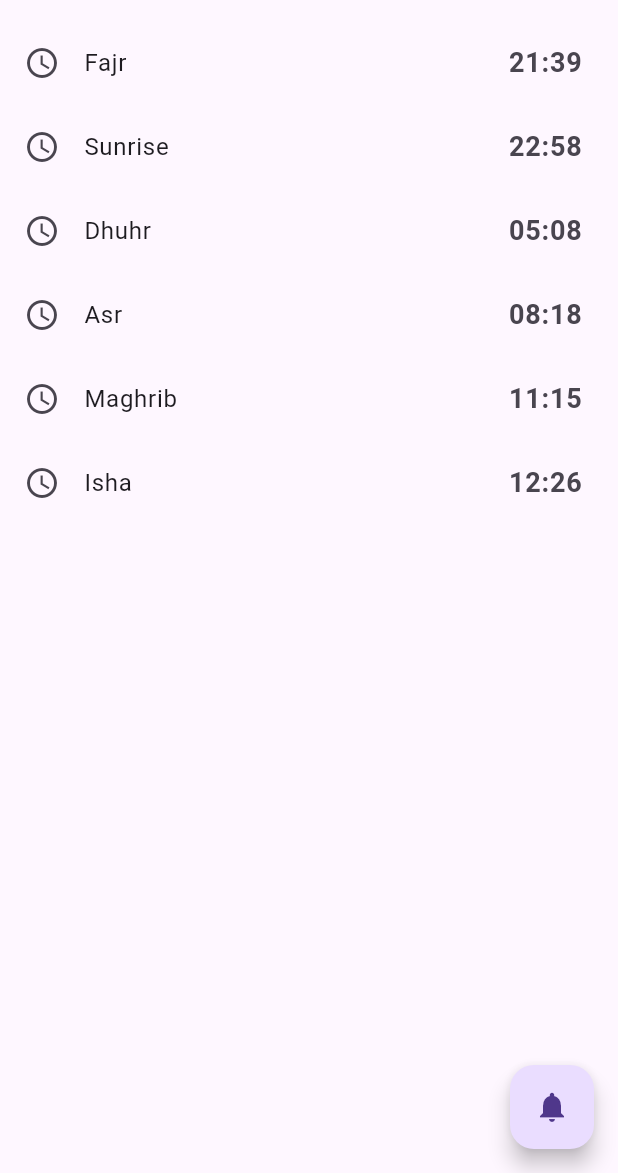
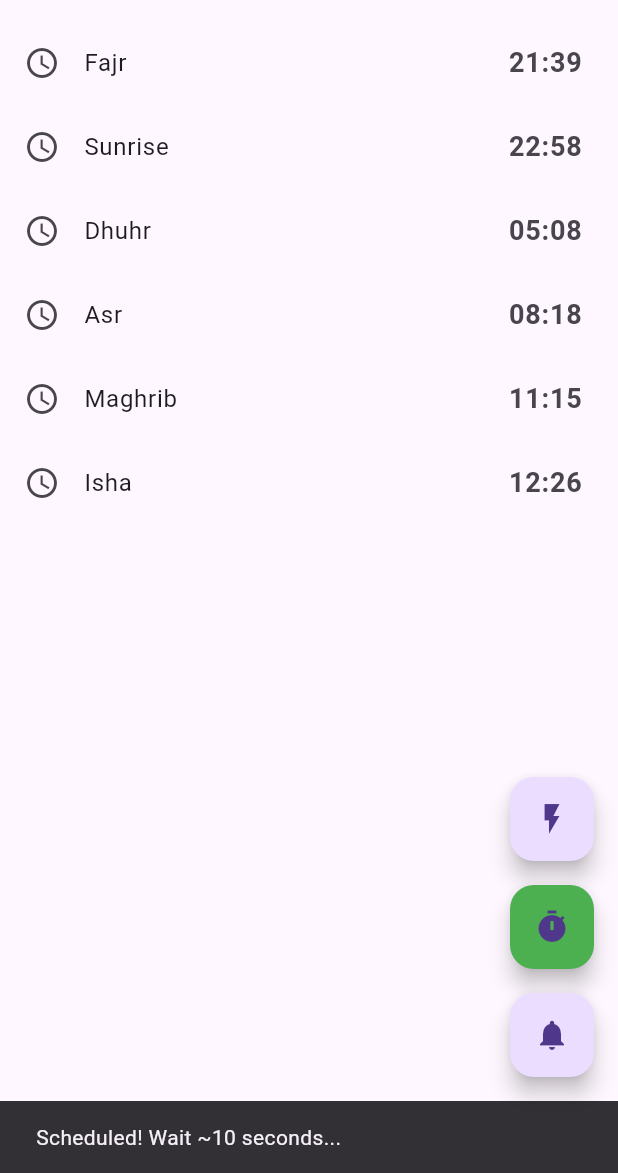
Before and after one commit to Hidayathamir/prayer-times-flutter, a Flutter app: the screen it shows after launch, after a tap on the "notifications" icon, on a phone screen of 412 x 824 dp, the part 63-1236 px from its top. Run offline on Flutter 3.47's test engine with Material 3 defaults, Android fonts, the phone set to English and light mode, and no system bars; our stand-ins replace adhan, flutter_local_notifications, timezone.

Commit message:
feat: able to schedule notification

```diff
--- a/lib/main.dart
+++ b/lib/main.dart
@@ -3,10 +3,12 @@ import 'package:adhan/adhan.dart';
 import 'package:intl/intl.dart';
 import 'notification_service.dart';
 import 'package:timezone/data/latest_all.dart' as tz;
+import 'package:timezone/timezone.dart' as tz2;
 
 void main() async {
   WidgetsFlutterBinding.ensureInitialized(); // Required when using async in main
   tz.initializeTimeZones();
+  tz2.setLocalLocation(tz2.getLocation('Asia/Jakarta')); // Set local timezone!
   await NotificationService.init(); // Start the notification engine
   runApp(const MaterialApp(home: PrayerTimesScreen()));
 }
@@ -60,14 +62,62 @@ class _PrayerTimesScreenState extends State<PrayerTimesScreen> {
 
     return Scaffold(
       appBar: AppBar(title: const Text('Jakarta Prayer Times')),
-      floatingActionButton: FloatingActionButton(
-        child: const Icon(Icons.notifications),
-        onPressed: () {
-          NotificationService.showInstantNotification(
-            'Test',
-            'This is a notification from Flutter!',
-          );
-        },
+      floatingActionButton: Column(
+        mainAxisSize: MainAxisSize.min,
+        children: [
+          FloatingActionButton(
+            heroTag: 'instant',
+            child: const Icon(Icons.flash_on),
+            onPressed: () async {
+              print("Firing instant notification NOW");
+              await NotificationService.showInstantNotification(
+                'Instant Test',
+                'This notification should appear RIGHT NOW!',
+              );
+              ScaffoldMessenger.of(context).showSnackBar(
+                const SnackBar(content: Text('Instant notification fired!')),
+              );
+            },
+          ),
+          const SizedBox(height: 16),
+          FloatingActionButton(
+            heroTag: 'direct_schedule',
+            backgroundColor: Colors.green,
+            child: const Icon(Icons.timer),
+            onPressed: () async {
+              print("Direct schedule test: 10 seconds from now");
+              await NotificationService.scheduleDirectTest(
+                888,
+                const Duration(seconds: 10),
+              );
+              ScaffoldMessenger.of(context).showSnackBar(
+                const SnackBar(content: Text('Direct schedule! Wait 10 sec...')),
+              );
+            },
+          ),
+          const SizedBox(height: 16),
+          FloatingActionButton(
+            heroTag: 'scheduled',
+            child: const Icon(Icons.notifications),
+            onPressed: () async {
+              final fakePrayerTime = DateTime.now().add(
+                const Duration(minutes: 15, seconds: 10),
+              );
+
+              print("Scheduling test for: $fakePrayerTime");
+
+              await NotificationService.schedulePrayerReminder(
+                999, // Test ID
+                'Test Maghrib',
+                fakePrayerTime,
+              );
+
+              ScaffoldMessenger.of(context).showSnackBar(
+                const SnackBar(content: Text('Scheduled! Wait ~10 seconds...')),
+              );
+            },
+          ),
+        ],
       ),
       body: ListView(
         children: [
--- a/lib/notification_service.dart
+++ b/lib/notification_service.dart
@@ -28,9 +28,19 @@ class NotificationService {
 
     // Request notification permission (required on Android 13+)
     final androidPlugin = _notifications
-        .resolvePlatformSpecificImplementation<AndroidFlutterLocalNotificationsPlugin>();
+        .resolvePlatformSpecificImplementation<
+          AndroidFlutterLocalNotificationsPlugin
+        >();
     if (androidPlugin != null) {
       await androidPlugin.requestNotificationsPermission();
+
+      // Check and request exact alarm permission (required on Android 14+)
+      final canSchedule = await androidPlugin.canScheduleExactNotifications();
+      debugPrint("Can schedule exact alarms: $canSchedule");
+      if (canSchedule != true) {
+        debugPrint("Exact alarm permission NOT granted! Requesting...");
+        await androidPlugin.requestExactAlarmsPermission();
+      }
     }
   }
 
@@ -53,6 +63,40 @@ class NotificationService {
     );
   }
 
+  // 4. Direct schedule test (no 15-minute subtraction)
+  static Future<void> scheduleDirectTest(int id, Duration delay) async {
+    final scheduledTime = tz.TZDateTime.now(tz.local).add(delay);
+
+    debugPrint("TZ local location: ${tz.local}");
+    debugPrint("TZ now: ${tz.TZDateTime.now(tz.local)}");
+    debugPrint("Scheduling direct test for: $scheduledTime");
+
+    final NotificationDetails details = const NotificationDetails(
+      android: AndroidNotificationDetails(
+        'prayer_channel',
+        'Prayer Reminders',
+        channelDescription: 'Reminders 15m before prayer',
+        importance: Importance.max,
+        priority: Priority.high,
+      ),
+    );
+
+    try {
+      await _notifications.zonedSchedule(
+        id: id,
+        title: 'Direct Test',
+        body: 'This was scheduled $delay ago',
+        scheduledDate: scheduledTime,
+        notificationDetails: details,
+        androidScheduleMode: AndroidScheduleMode.exactAllowWhileIdle,
+      );
+      debugPrint("zonedSchedule completed successfully for id=$id");
+    } catch (e, stackTrace) {
+      debugPrint("ERROR in zonedSchedule: $e");
+      debugPrint("Stack trace: $stackTrace");
+    }
+  }
+
   static Future<void> schedulePrayerReminder(
     int id,
     String prayerName,
@@ -63,6 +107,7 @@ class NotificationService {
 
     // 2. Safety Check: If time has already passed, don't schedule
     if (reminderTime.isBefore(DateTime.now())) {
+      debugPrint("Skipping $prayerName - reminder time $reminderTime already passed");
       return;
     }
 
@@ -72,31 +117,49 @@ class NotificationService {
       tz.local,
     );
 
+    debugPrint("TZ scheduledDate: $scheduledDate (location: ${scheduledDate.location})");
+
     // 4. Define the expandable notification style (Android)
-    const AndroidNotificationDetails androidDetails =
+    final BigTextStyleInformation bigTextStyleInformation =
+        BigTextStyleInformation(
+          '$prayerName is in 15 minutes. Time to prepare!\n'
+          'Here is a long text to test the expandability feature. '
+          'If you can read this whole sentence, your expandable notification '
+          'is working perfectly on Android!',
+          contentTitle: '<b>$prayerName Warning</b>', // HTML-like styling
+          htmlFormatContentTitle: true,
+          summaryText: '$prayerName Soon',
+        );
+
+    final AndroidNotificationDetails androidDetails =
         AndroidNotificationDetails(
           'prayer_channel',
           'Prayer Reminders',
           channelDescription: 'Reminders 15m before prayer',
           importance: Importance.max,
           priority: Priority.high,
-          styleInformation: BigTextStyleInformation(''), // Makes it expandable
+          styleInformation: bigTextStyleInformation, // <--- THIS IS KEY
         );
 
-    const NotificationDetails details = NotificationDetails(
+    final NotificationDetails details = NotificationDetails(
       android: androidDetails,
     );
 
     // 5. Schedule it!
+    try {
       await _notifications.zonedSchedule(
         id: id,
         title: 'Prayer Upcoming',
-      body: '$prayerName is in 15 minutes (${DateFormat.Hm().format(prayerTime)})',
+        body:
+            '$prayerName is in 15 minutes (${DateFormat.Hm().format(prayerTime)})',
         scheduledDate: scheduledDate,
         notificationDetails: details,
         androidScheduleMode: AndroidScheduleMode.exactAllowWhileIdle,
       );
-
       debugPrint("Scheduled $prayerName reminder for $reminderTime");
+    } catch (e, stackTrace) {
+      debugPrint("ERROR scheduling $prayerName: $e");
+      debugPrint("Stack trace: $stackTrace");
     }
   }
+}
```
Also changed, not shown: 1 other file. Lines whose indentation alone changed are shown as unchanged.
